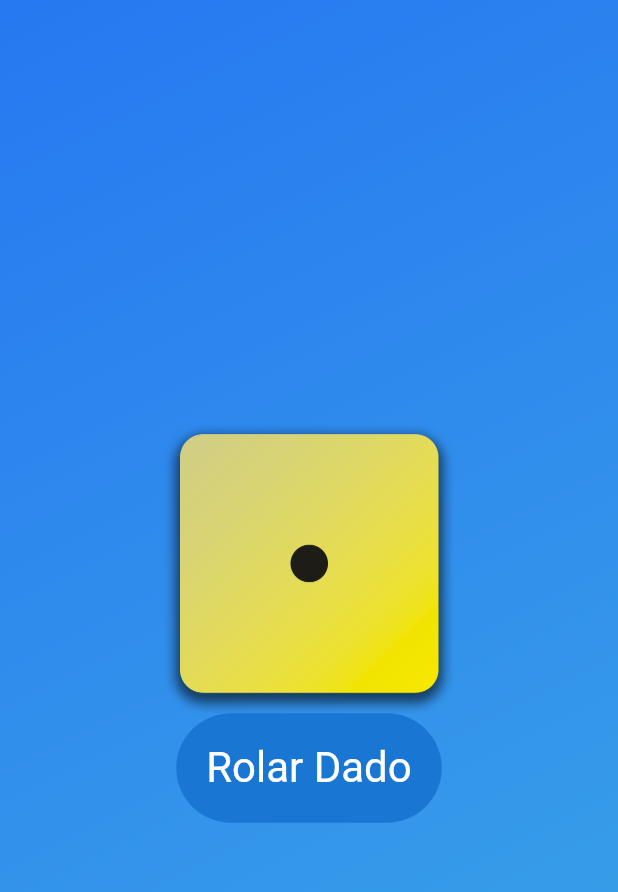
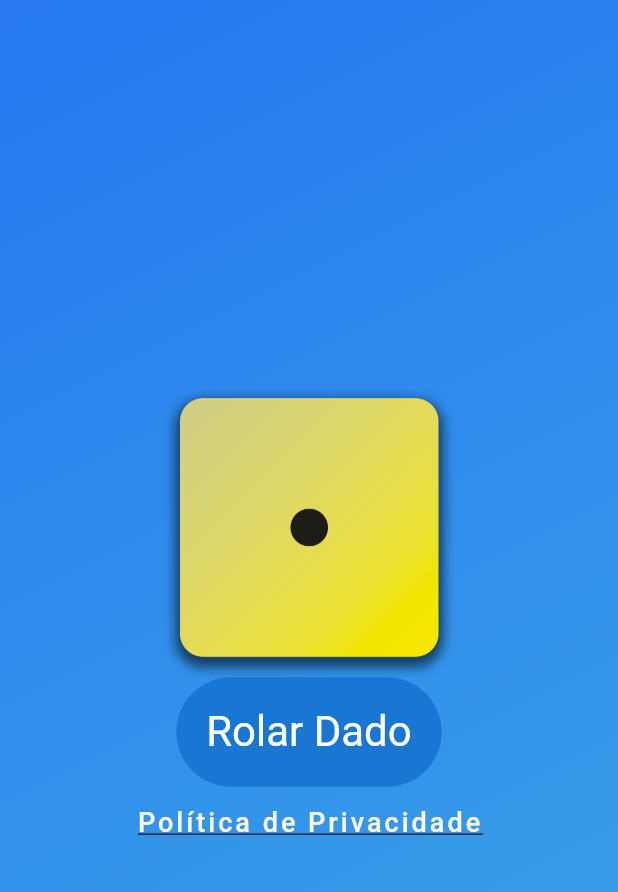
Before and after one commit to alexsc715/advanced_basics, a Flutter app: the screen it shows after launch, on a phone screen of 412 x 824 dp. Shown: the top 892 px of the screen. Run offline on Flutter 3.47's test engine with Material 3 defaults, Android fonts, the phone set to English and light mode, and no system bars.

Commit message:
added Privacy Policy page with text

```diff
--- a/lib/dice_roller.dart
+++ b/lib/dice_roller.dart
@@ -1,3 +1,4 @@
+import 'package:basic_app/privacy_policy.dart';
 import 'package:flutter/material.dart';
 import 'dart:math';
 
@@ -26,7 +27,6 @@
   @override
   Widget build(BuildContext context) {
     return Column(
-      mainAxisSize: MainAxisSize.min,
       children: [
         Image.asset(
           "assets/images/dice-$currentDiceRoll.png",
@@ -42,7 +42,25 @@
                 textStyle: const TextStyle(
                   fontSize: 28,
                 )),
-            child: const Text("Rolar Dado"))
+            child: const Text("Rolar Dado")),
+        TextButton(
+          onPressed: () {
+            Navigator.push(
+              context,
+              MaterialPageRoute(
+                builder: (context) => const PrivacyPolicy(),
+              ),
+            );
+          },
+          child: Text(
+            "Política de Privacidade",
+            style: TextStyle(
+                color: Colors.amber[50],
+                fontSize: 18,
+                letterSpacing: 2,
+                decoration: TextDecoration.underline),
+          ),
+        ),
       ],
     );
   }
--- a/lib/gradient_container.dart
+++ b/lib/gradient_container.dart
@@ -20,7 +20,12 @@
         ),
       ),
       child: const Center(
-        child: DiceRoller(),
+        child: Column(
+          mainAxisAlignment: MainAxisAlignment.center,
+          children: [
+            DiceRoller(),
+          ],
+        ),
       ),
     );
   }
--- a/lib/style_text.dart
+++ b/lib/style_text.dart
@@ -8,7 +8,6 @@
 
   @override
   Widget build(BuildContext context) {
-    // TODO: implement build
     return Text(
       text,
       style: const TextStyle(color: Colors.white, fontSize: 28),
--- a/pubspec.yaml
+++ b/pubspec.yaml
@@ -40,6 +40,7 @@
   flutter_test:
     sdk: flutter
   flutter_launcher_icons: "^0.13.1"
+  flutter_lints: ^3.0.1
 flutter_launcher_icons:
   android: "launcher_icon_blue"
   image_path: "assets/icons/icon_blue.jpg"
```
Also changed, not shown: lib/privacy_policy.dart (added, +41 -0 lines), lib/privacy_policy_txt.dart (added, +65 -0 lines), pubspec.lock, 1 other file.
